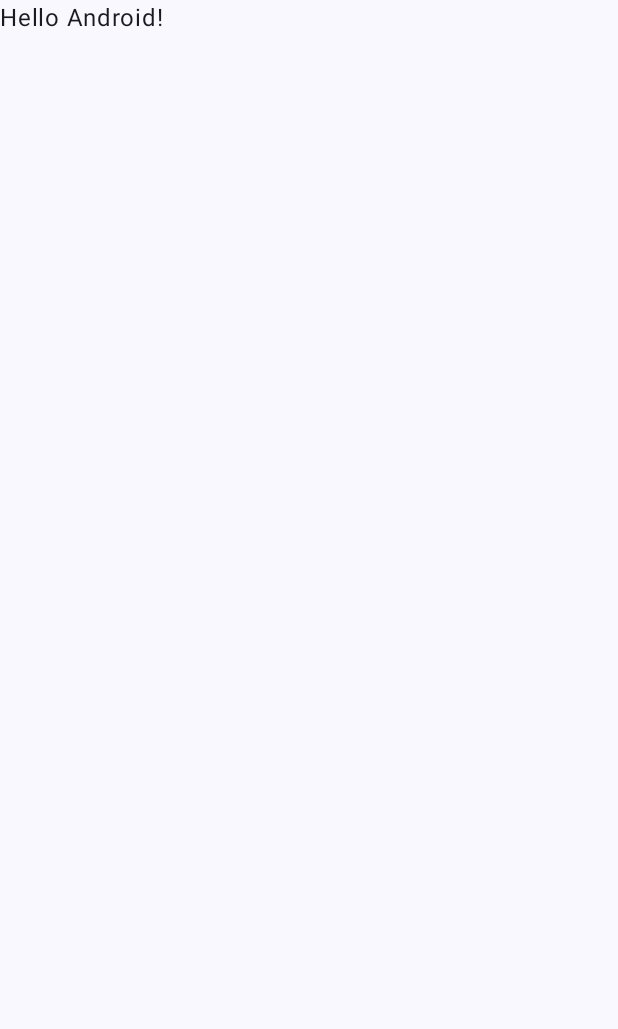
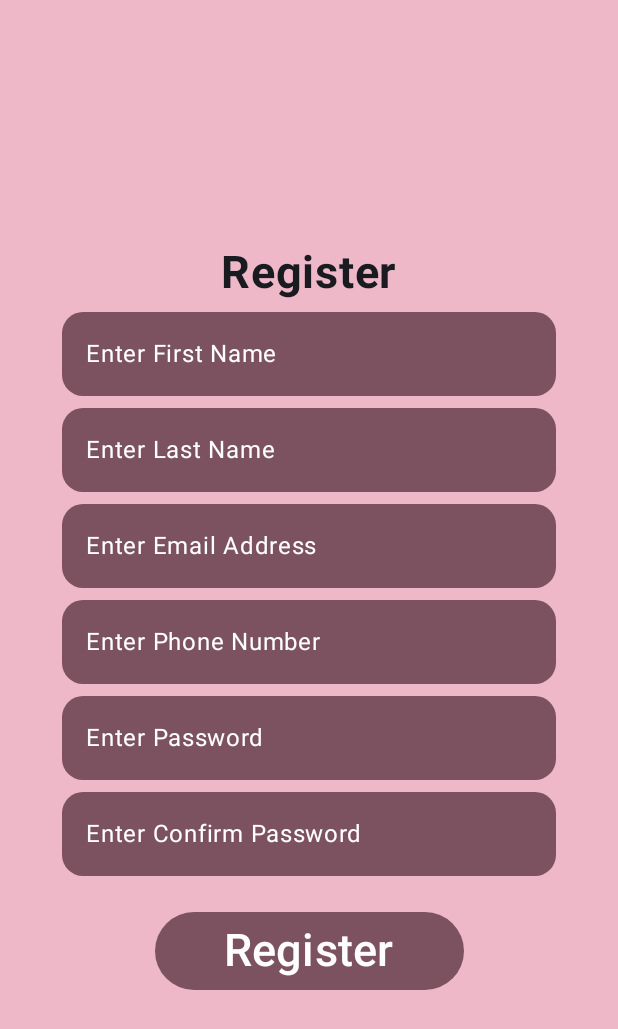
Before and after one commit to OsmanyARdx/Blab-App, an Android app built with Jetpack Compose: the screen it shows after launch (MainActivity), on a phone screen of 412 x 824 dp. Before the commit the part shown is almost empty. Shown: the top 1029 px of the screen. Run offline under Robolectric (Android 15) with nearby library versions, the phone set to English and light mode, and no system bars.

Commit message:
Register1

```diff
--- a/BlabApp/app/build.gradle.kts
+++ b/BlabApp/app/build.gradle.kts
@@ -6,12 +6,12 @@ plugins {
 
 android {
     namespace = "com.example.blabapp"
-    compileSdk = 34
+    compileSdk = 35
 
     defaultConfig {
         applicationId = "com.example.blabapp"
         minSdk = 24
-        targetSdk = 34
+        targetSdk = 35
         versionCode = 1
         versionName = "1.0"
 
--- a/BlabApp/app/src/main/java/com/example/blabapp/MainActivity.kt
+++ b/BlabApp/app/src/main/java/com/example/blabapp/MainActivity.kt
@@ -2,17 +2,44 @@ package com.example.blabapp
 
 import android.os.Bundle
 import android.util.Log
+import android.widget.Toast
 import androidx.activity.ComponentActivity
 import androidx.activity.compose.setContent
 import androidx.activity.enableEdgeToEdge
+import androidx.compose.foundation.background
+import androidx.compose.foundation.indication
+import androidx.compose.foundation.layout.Box
+import androidx.compose.foundation.layout.Column
+import androidx.compose.foundation.layout.Spacer
 import androidx.compose.foundation.layout.fillMaxSize
+import androidx.compose.foundation.layout.fillMaxWidth
+import androidx.compose.foundation.layout.height
 import androidx.compose.foundation.layout.padding
+import androidx.compose.foundation.shape.RoundedCornerShape
+import androidx.compose.material3.Button
+import androidx.compose.material3.ButtonDefaults
 import androidx.compose.material3.Scaffold
 import androidx.compose.material3.Text
+import androidx.compose.material3.TextField
+import androidx.compose.material3.TextFieldDefaults
 import androidx.compose.runtime.Composable
+import androidx.compose.runtime.getValue
+import androidx.compose.runtime.mutableStateOf
+import androidx.compose.runtime.saveable.rememberSaveable
+import androidx.compose.runtime.setValue
+import androidx.compose.ui.Alignment
 import androidx.compose.ui.Modifier
+import androidx.compose.ui.graphics.Color
+import androidx.compose.ui.platform.LocalContext
+import androidx.compose.ui.text.font.FontWeight
+import androidx.compose.ui.text.input.PasswordVisualTransformation
+import androidx.compose.ui.text.input.VisualTransformation
 import androidx.compose.ui.tooling.preview.Preview
+import androidx.compose.ui.unit.dp
+import androidx.compose.ui.unit.sp
 import com.example.blabapp.ui.theme.BlabAppTheme
+import com.example.blabapp.ui.theme.Pink40
+import com.example.blabapp.ui.theme.Pink80
 
 class MainActivity : ComponentActivity() {
     override fun onCreate(savedInstanceState: Bundle?) {
@@ -21,10 +48,7 @@ class MainActivity : ComponentActivity() {
         setContent {
             BlabAppTheme {
                 Scaffold(modifier = Modifier.fillMaxSize()) { innerPadding ->
-                    Greeting(
-                        name = "Android",
-                        modifier = Modifier.padding(innerPadding)
-                    )
+                    RegistrationScreen(modifier = Modifier.padding(innerPadding))
                 }
             }
         }
@@ -79,17 +103,77 @@ class MainActivity : ComponentActivity() {
 }
 
 @Composable
-fun Greeting(name: String, modifier: Modifier = Modifier) {
-    Text(
-        text = "Hello $name!",
-        modifier = modifier
-    )
-}
+private fun RegistrationScreen(modifier: Modifier) {
+    val context = LocalContext.current
+    var firstName by rememberSaveable { mutableStateOf("") }
+    var lastName by rememberSaveable { mutableStateOf("") }
+    var email by rememberSaveable { mutableStateOf("") }
+    var phone by rememberSaveable { mutableStateOf("") }
+    var password by rememberSaveable { mutableStateOf("") }
+    var confirmPassword by rememberSaveable { mutableStateOf("") }
 
-@Preview(showBackground = true)
+    Box(
+        modifier = Modifier
+            .fillMaxSize()
+            .background(Pink80),
+        contentAlignment = Alignment.Center
+    ) {
+        Column(
+            horizontalAlignment = Alignment.CenterHorizontally,
+            modifier = Modifier.fillMaxWidth()
+        ) {
+            Text("Register", fontSize = 30.sp, fontWeight = FontWeight.Bold)
+
+            Spacer(modifier = Modifier.height(8.dp))
+
+            InputField("First Name", firstName) { firstName = it }
+            InputField("Last Name", lastName) { lastName = it }
+            InputField("Email Address", email) { email = it }
+            InputField("Phone Number", phone) { phone = it }
+            InputField("Password", password, isPassword = true) { password = it }
+            InputField("Confirm Password", confirmPassword, isPassword = true) { confirmPassword = it }
+
+            Spacer(modifier = Modifier.height(16.dp))
+
+            Button(
+                onClick = {
+                    Toast.makeText(context, "Registered: $firstName $lastName", Toast.LENGTH_SHORT)
+                        .show()
+                },
+                modifier = Modifier.fillMaxWidth(0.5f),
+                colors = ButtonDefaults.buttonColors(
+                    containerColor = Pink40
+                )
+
+            ) {
+                Text(
+                    text = "Register",
+                    fontSize = 30.sp)
+            }
+        }
+    }
+}//end RegistrationScreen
+
 @Composable
-fun GreetingPreview() {
-    BlabAppTheme {
-        Greeting("Android")
+private fun InputField(label: String, value: String, isPassword: Boolean = false, onValueChange: (String) -> Unit) {
+    Column(
+        horizontalAlignment = Alignment.CenterHorizontally,
+        modifier = Modifier.fillMaxWidth(0.8f)
+    ) {
+        TextField(
+            value = value,
+            onValueChange = onValueChange,
+            label = { Text("Enter $label", color = Color.White) },
+            visualTransformation = if (isPassword) PasswordVisualTransformation() else VisualTransformation.None,
+            modifier = Modifier.fillMaxWidth(),
+            colors = TextFieldDefaults.colors(
+                focusedContainerColor = Pink40, unfocusedContainerColor = Pink40,
+                focusedTextColor = Color.White, unfocusedTextColor = Color.White,
+                focusedIndicatorColor = Color.Transparent, unfocusedIndicatorColor = Color.Transparent
+                ),
+            shape = RoundedCornerShape(14.dp)
+        )
+
+        Spacer(modifier = Modifier.height(8.dp))
     }
-}
+}//end InputField
```
